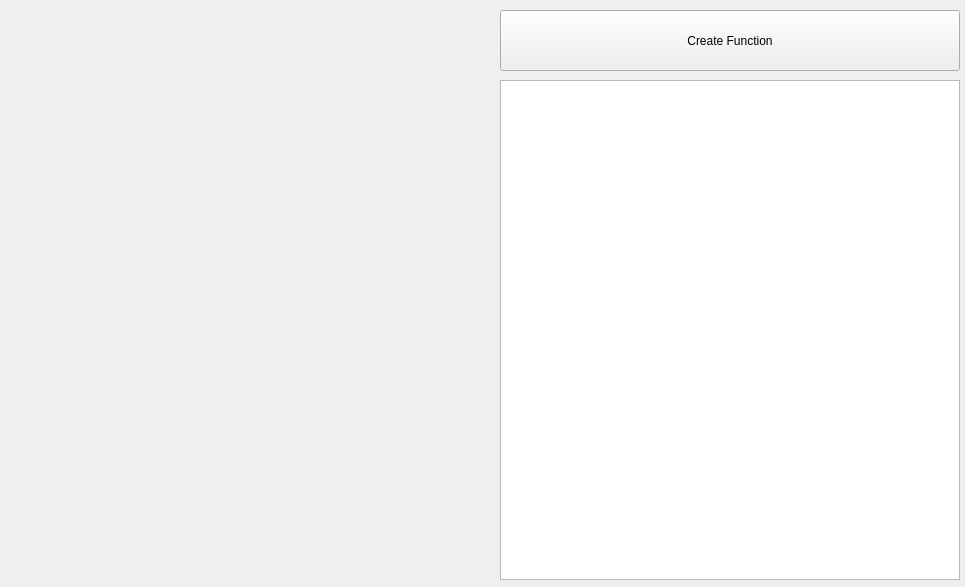
Before: the Qt Designer form qtCreator/EquationDrawing/widget.ui in IamXDD1/EquationDrawing, drawn with Qt 5.
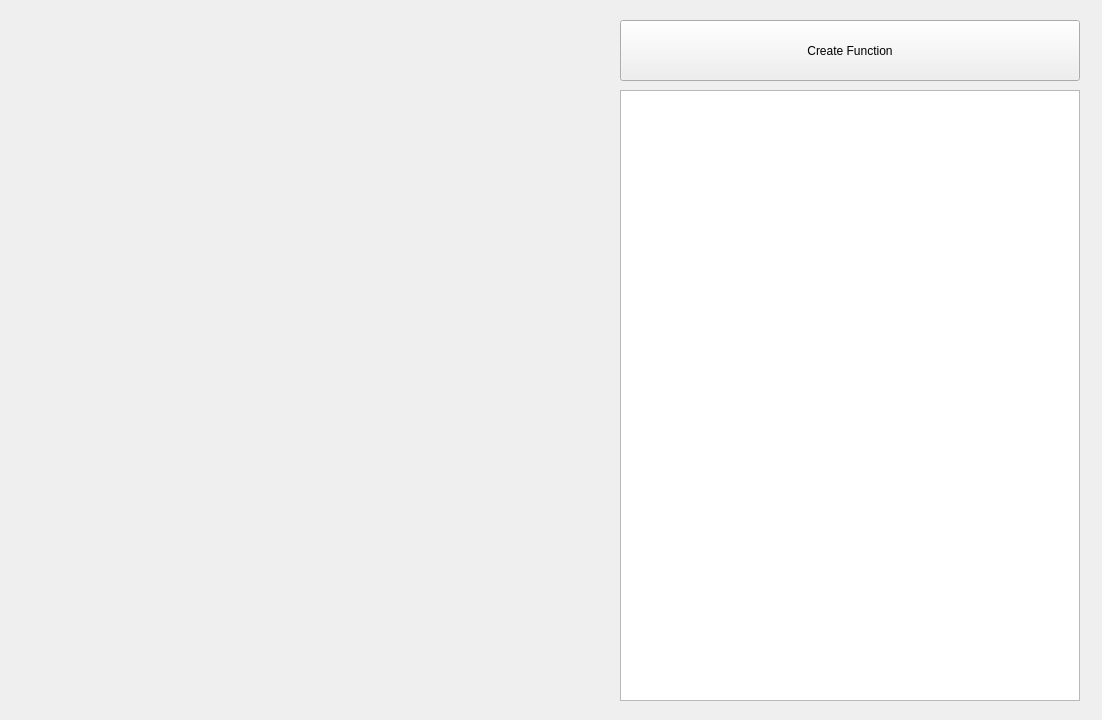
After: the same form once the commit is applied. Custom widgets are drawn as their Qt base class.

Diff of the .ui file:
```diff
--- a/qtCreator/EquationDrawing/widget.ui
+++ b/qtCreator/EquationDrawing/widget.ui
@@ -6,8 +6,8 @@
    <rect>
     <x>0</x>
     <y>0</y>
-    <width>965</width>
-    <height>587</height>
+    <width>1102</width>
+    <height>720</height>
    </rect>
   </property>
   <property name="windowTitle">
@@ -16,8 +16,8 @@
   <widget class="QPushButton" name="CreateFunction">
    <property name="geometry">
     <rect>
-     <x>500</x>
-     <y>10</y>
+     <x>620</x>
+     <y>20</y>
      <width>460</width>
      <height>61</height>
     </rect>
@@ -29,20 +29,20 @@
   <widget class="QTableWidget" name="tableWidget">
    <property name="geometry">
     <rect>
-     <x>500</x>
-     <y>80</y>
-     <width>460</width>
-     <height>500</height>
-    </rect>
-   </property>
-  </widget>
-  <widget class="QCustomPlot" name="customPlot" native="true">
-   <property name="geometry">
-    <rect>
-     <x>10</x>
+     <x>620</x>
      <y>90</y>
-     <width>481</width>
-     <height>481</height>
+     <width>460</width>
+     <height>611</height>
+    </rect>
+   </property>
+  </widget>
+  <widget class="QCustomPlot" name="customPlot" native="true">
+   <property name="geometry">
+    <rect>
+     <x>20</x>
+     <y>60</y>
+     <width>581</width>
+     <height>581</height>
     </rect>
    </property>
   </widget>
```
